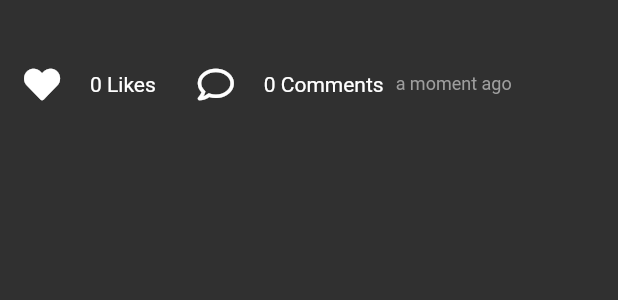
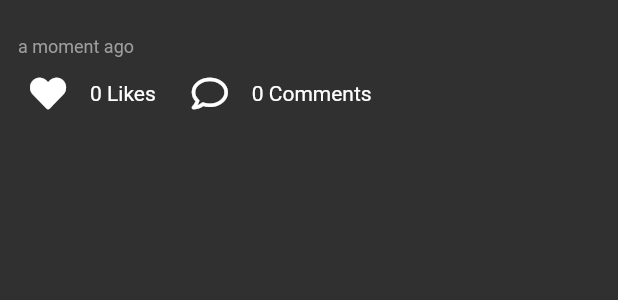
Before and after one commit to Liyuu8/insta_clone, a Flutter app: the FeedPostDetailsPart widget shown alone on an empty page, opened directly with empty values, on a phone screen of 412 x 824 dp. Shown: the top 300 px of the screen. Run offline on Flutter 3.47's test engine with Material 2 defaults, Android fonts, the phone set to English and light mode, and no system bars; our stand-ins replace cloud_firestore, firebase_auth, firebase_storage, fluttertoast, font_awesome_flutter, geolocator and 5 more; missing offline and left inert: flutter_advanced_networkimage; accounts and stored records are empty; Roboto replaces fonts that are missing (NotoSansJP_Medium).

Commit message:
Update the comment part in feed screen

```diff
--- a/lib/view/feed/components/sub/feed_post_details_part.dart
+++ b/lib/view/feed/components/sub/feed_post_details_part.dart
@@ -1,5 +1,6 @@
 import 'package:flutter/material.dart';
 import 'package:font_awesome_flutter/font_awesome_flutter.dart';
+import 'package:provider/provider.dart';
 
 // generated
 import 'package:insta_clone/generated/l10n.dart';
@@ -11,6 +12,7 @@ import 'package:insta_clone/utils/functions.dart';
 import 'package:insta_clone/style.dart';
 
 // data models
+import 'package:insta_clone/data_models/comment.dart';
 import 'package:insta_clone/data_models/post.dart';
 import 'package:insta_clone/data_models/user.dart';
 
@@ -20,6 +22,9 @@ import 'package:insta_clone/view/common/components/comment_rich_text.dart';
 // screens
 import 'package:insta_clone/view/comments/screens/comments_screen.dart';
 
+// view models
+import 'package:insta_clone/view_models/feed_view_model.dart';
+
 class FeedPostDetailsPart extends StatelessWidget {
   final User postUser;
   final Post post;
@@ -27,17 +32,27 @@ class FeedPostDetailsPart extends StatelessWidget {
 
   @override
   Widget build(BuildContext context) {
+    final feedViewModel = Provider.of<FeedViewModel>(context, listen: false);
+
     return Padding(
-      padding: const EdgeInsets.symmetric(horizontal: 4.0),
+      padding: const EdgeInsets.only(left: 8.0, top: 8.0, right: 8.0),
       child: Column(
         crossAxisAlignment: CrossAxisAlignment.start,
         children: <Widget>[
           Padding(
-            padding: const EdgeInsets.all(8.0),
-            // 投稿者名とキャプション
-            child: CommentRichText(
-              name: postUser.inAppUserName,
-              content: post.caption,
+            padding: const EdgeInsets.symmetric(horizontal: 4.0),
+            child: Column(
+              crossAxisAlignment: CrossAxisAlignment.start,
+              children: <Widget>[
+                CommentRichText(
+                  name: postUser.inAppUserName,
+                  content: post.caption,
+                ),
+                Text(
+                  createTimeAgoString(post.postDateTime),
+                  style: timeAgoTextStyle,
+                ),
+              ],
             ),
           ),
           Row(
@@ -51,7 +66,7 @@ class FeedPostDetailsPart extends StatelessWidget {
               InkWell(
                 onTap: () => null, // TODO: いいねしているユーザー一覧画面に遷移する
                 child: Padding(
-                  padding: const EdgeInsets.all(8.0),
+                  padding: const EdgeInsets.all(4.0),
                   child: Text(
                     '0 ${S.of(context).likes}',
                     style: numberOfLikesAndCommentsTextStyle,
@@ -65,20 +80,26 @@ class FeedPostDetailsPart extends StatelessWidget {
                 padding: const EdgeInsets.all(1.0),
               ),
               InkWell(
-                onTap: () => null, // TODO: コメントしているユーザー一覧画面に遷移する
+                onTap: () => _openCommentsScreen(context, post, postUser),
                 child: Padding(
-                  padding: const EdgeInsets.all(8.0),
+                  padding: const EdgeInsets.all(4.0),
                   child: Row(
                     mainAxisAlignment: MainAxisAlignment.start,
                     children: <Widget>[
-                      Text(
-                        '0 ${S.of(context).comments}',
-                        style: numberOfLikesAndCommentsTextStyle,
-                      ),
-                      SizedBox(width: 8.0),
-                      Text(
-                        createTimeAgoString(post.postDateTime),
-                        style: timeAgoTextStyle,
+                      FutureBuilder(
+                        future: feedViewModel.getComments(post.postId),
+                        builder: (
+                          context,
+                          AsyncSnapshot<List<Comment>> snapshot,
+                        ) =>
+                            snapshot.hasData && snapshot.data != null
+                                ? Text(
+                                    snapshot.data.length.toString() +
+                                        ' ' +
+                                        S.of(context).comments,
+                                    style: numberOfLikesAndCommentsTextStyle,
+                                  )
+                                : Container(),
                       ),
                     ],
                   ),
--- a/lib/view_models/feed_view_model.dart
+++ b/lib/view_models/feed_view_model.dart
@@ -1,6 +1,7 @@
 import 'package:flutter/material.dart';
 
 // data models
+import 'package:insta_clone/data_models/comment.dart';
 import 'package:insta_clone/data_models/post.dart';
 import 'package:insta_clone/data_models/user.dart';
 
@@ -49,4 +50,8 @@ class FeedViewModel extends ChangeNotifier {
     isProcessing = false;
     notifyListeners();
   }
+
+  Future<List<Comment>> getComments(String postId) async {
+    return await postRepository.getComments(postId);
+  }
 }
```
